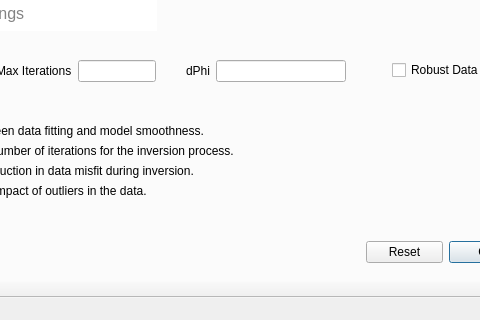
Ishi01/SoilConditionMapping, file UI.ui: the form before one commit; both pictures show x 216 to 696 and y 355 to 675 of the 870 by 675 pixel window.
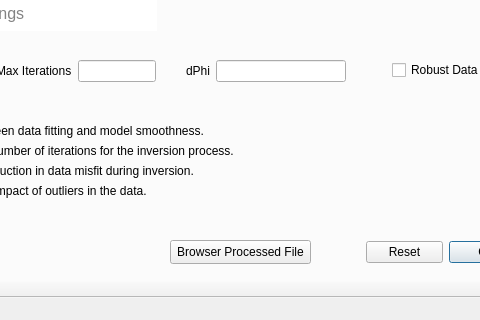
The form after the commit. The open tabs and pages were chosen to show the change.

```diff
--- a/UI.ui
+++ b/UI.ui
@@ -783,6 +783,19 @@
          <string>Area: Determines the maximum cell size in the mesh, affecting the level of detail in the model.</string>
         </property>
        </widget>
+       <widget class="QPushButton" name="pushButtonSelectProcessedFile">
+        <property name="geometry">
+         <rect>
+          <x>384</x>
+          <y>550</y>
+          <width>141</width>
+          <height>24</height>
+         </rect>
+        </property>
+        <property name="text">
+         <string>Browser Processed File</string>
+        </property>
+       </widget>
       </widget>
      </widget>
     </widget>
```
Left out of the diff: 8 changed lines with no effect on the pictures.
